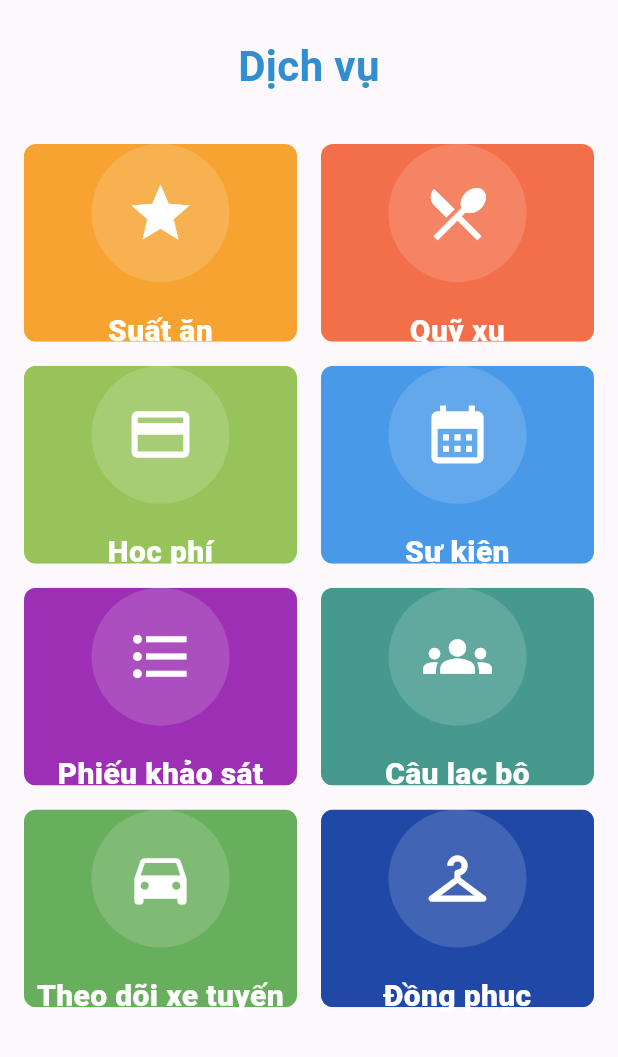
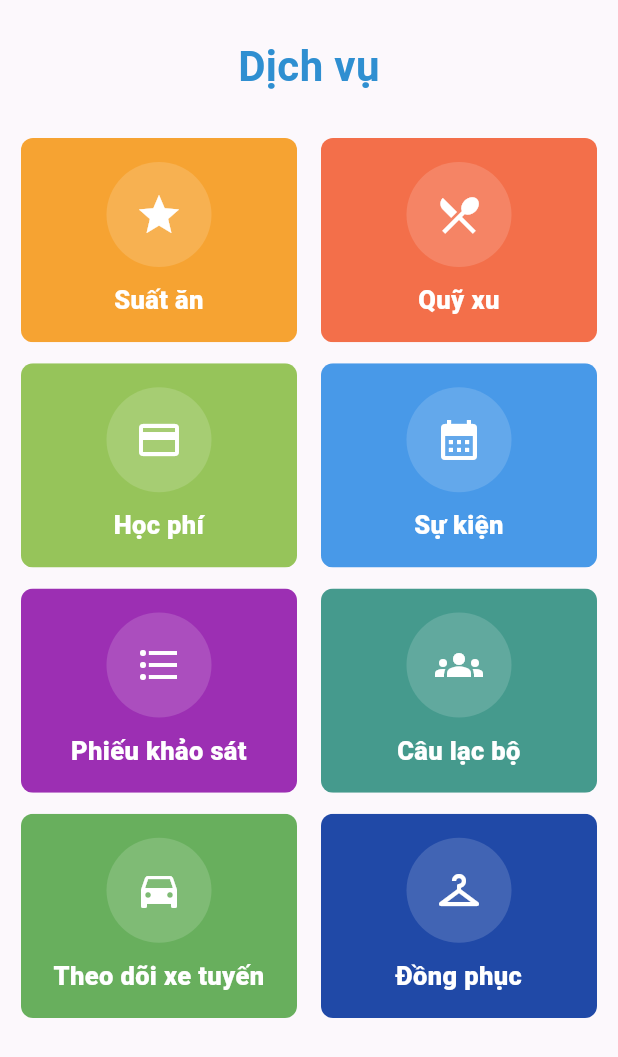
Before and after one commit to ThanhHongA001/Clone_App_MyLTV, a Flutter app: the XmlHomeServicePage screen opened directly, on a phone screen of 412 x 824 dp. Shown: the top 1057 px of the screen. Run offline on Flutter 3.47's test engine with Material 3 defaults, Android fonts, the phone set to English and light mode, and no system bars.

Commit message:
UpDate Project V02

```diff
--- a/lib/ui/item/home/item_home_service_page.dart
+++ b/lib/ui/item/home/item_home_service_page.dart
@@ -26,13 +26,16 @@ class ItemHomeServicePage extends StatelessWidget {
         onTap: onTap,
         child: Ink(
           decoration: AppDecorations.gridCard(backgroundColor),
+          child: Padding(
+            padding: const EdgeInsets.symmetric(horizontal: 8, vertical: 10),
             child: Column(
               mainAxisAlignment: MainAxisAlignment.center,
               children: [
                 giaoDienIcon(),
-              const SizedBox(height: 18),
+                const SizedBox(height: 10),
                 giaoDienTieuDe(),
               ],
+            ),
           ),
         ),
       ),
@@ -44,11 +47,7 @@ class ItemHomeServicePage extends StatelessWidget {
       width: AppDimensions.gridIconCircleSize,
       height: AppDimensions.gridIconCircleSize,
       decoration: AppDecorations.gridIconCircle,
-      child: Icon(
-        icon,
-        size: AppDimensions.iconXL,
-        color: AppColors.textWhite,
-      ),
+      child: Icon(icon, size: AppDimensions.iconL, color: AppColors.textWhite),
     );
   }
 
--- a/lib/ui/xml/home/xml_home_service_page.dart
+++ b/lib/ui/xml/home/xml_home_service_page.dart
@@ -22,10 +22,7 @@ class XmlHomeServicePage extends StatelessWidget {
       backgroundColor: AppColors.background,
       body: SafeArea(
         child: Column(
-          children: [
-            giaoDienTieuDe(),
-            giaoDienDanhSachDichVu(context),
-          ],
+          children: [giaoDienTieuDe(), giaoDienDanhSachDichVu(context)],
         ),
       ),
     );
@@ -48,15 +45,17 @@ class XmlHomeServicePage extends StatelessWidget {
 
   Widget giaoDienDanhSachDichVu(BuildContext context) {
     return Expanded(
-      child: GridView.count(
-        padding: const EdgeInsets.symmetric(
-          horizontal: AppDimensions.paddingL,
-          vertical: AppDimensions.paddingS,
-        ),
+      child: LayoutBuilder(
+        builder: (context, constraints) {
+          final cardWidth = (constraints.maxWidth - 44) / 2;
+          final cardHeight = cardWidth * 0.74;
+
+          return GridView.count(
+            padding: const EdgeInsets.fromLTRB(14, 4, 14, 18),
             crossAxisCount: 2,
-        crossAxisSpacing: AppDimensions.paddingL,
-        mainAxisSpacing: AppDimensions.paddingL,
-        childAspectRatio: 1.38,
+            crossAxisSpacing: 16,
+            mainAxisSpacing: 14,
+            childAspectRatio: cardWidth / cardHeight,
             children: [
               ItemHomeServicePage(
                 icon: Icons.star,
@@ -123,16 +122,13 @@ class XmlHomeServicePage extends StatelessWidget {
                 },
               ),
             ],
+          );
+        },
       ),
     );
   }
 
   void moManHinh(BuildContext context, Widget screen) {
-    Navigator.push(
-      context,
-      MaterialPageRoute(
-        builder: (context) => screen,
-      ),
-    );
+    Navigator.push(context, MaterialPageRoute(builder: (context) => screen));
   }
 }
--- a/lib/values/lib_style.dart
+++ b/lib/values/lib_style.dart
@@ -93,7 +93,7 @@ class AppTextStyles {
 
   // Grid card
   static const TextStyle gridCardTitle = TextStyle(
-    fontSize: 20,
+    fontSize: 17,
     fontWeight: FontWeight.w800,
     color: AppColors.textWhite,
   );
@@ -159,9 +159,9 @@ class AppDimensions {
   static const double loginButtonHeight = 58;
 
   // Grid card
-  static const double gridCardHeight = 132;
+  static const double gridCardHeight = 118;
   static const double gridCardRadius = 8;
-  static const double gridIconCircleSize = 92;
+  static const double gridIconCircleSize = 70;
 
   // Bottom navigation
   static const double bottomNavHeight = 74;
@@ -177,19 +177,13 @@ class AppDecorations {
   static BoxDecoration loginInputActive = BoxDecoration(
     color: AppColors.inputBackground,
     borderRadius: BorderRadius.circular(AppDimensions.radiusM),
-    border: Border.all(
-      color: AppColors.activeBorder,
-      width: 1.7,
-    ),
+    border: Border.all(color: AppColors.activeBorder, width: 1.7),
   );
 
   static BoxDecoration loginInputNormal = BoxDecoration(
     color: AppColors.inputBackground,
     borderRadius: BorderRadius.circular(AppDimensions.radiusM),
-    border: Border.all(
-      color: AppColors.border,
-      width: 1.2,
-    ),
+    border: Border.all(color: AppColors.border, width: 1.2),
   );
 
   static BoxDecoration loginButton = BoxDecoration(
@@ -199,22 +193,13 @@ class AppDecorations {
 
   static BoxDecoration newsCard = const BoxDecoration(
     color: AppColors.white,
-    border: Border(
-      bottom: BorderSide(
-        color: AppColors.divider,
-        width: 1,
-      ),
-    ),
+    border: Border(bottom: BorderSide(color: AppColors.divider, width: 1)),
   );
 
   static BoxDecoration bottomBar = const BoxDecoration(
     color: AppColors.white,
     boxShadow: [
-      BoxShadow(
-        color: AppColors.shadow,
-        blurRadius: 8,
-        offset: Offset(0, -2),
-      ),
+      BoxShadow(color: AppColors.shadow, blurRadius: 8, offset: Offset(0, -2)),
     ],
   );
 
@@ -223,12 +208,7 @@ class AppDecorations {
   );
 
   static BoxDecoration settingDivider = const BoxDecoration(
-    border: Border(
-      bottom: BorderSide(
-        color: AppColors.divider,
-        width: 1,
-      ),
-    ),
+    border: Border(bottom: BorderSide(color: AppColors.divider, width: 1)),
   );
 
   static BoxDecoration gridCard(Color color) {
@@ -269,31 +249,19 @@ class AppInputStyles {
       ),
       enabledBorder: OutlineInputBorder(
         borderRadius: BorderRadius.circular(AppDimensions.radiusM),
-        borderSide: const BorderSide(
-          color: AppColors.border,
-          width: 1.2,
-        ),
+        borderSide: const BorderSide(color: AppColors.border, width: 1.2),
       ),
       focusedBorder: OutlineInputBorder(
         borderRadius: BorderRadius.circular(AppDimensions.radiusM),
-        borderSide: const BorderSide(
-          color: AppColors.activeBorder,
-          width: 1.7,
-        ),
+        borderSide: const BorderSide(color: AppColors.activeBorder, width: 1.7),
       ),
       errorBorder: OutlineInputBorder(
         borderRadius: BorderRadius.circular(AppDimensions.radiusM),
-        borderSide: const BorderSide(
-          color: AppColors.error,
-          width: 1.2,
-        ),
+        borderSide: const BorderSide(color: AppColors.error, width: 1.2),
       ),
       focusedErrorBorder: OutlineInputBorder(
         borderRadius: BorderRadius.circular(AppDimensions.radiusM),
-        borderSide: const BorderSide(
-          color: AppColors.error,
-          width: 1.7,
-        ),
+        borderSide: const BorderSide(color: AppColors.error, width: 1.7),
       ),
     );
   }
```
Also changed, not shown: lib/ui/item/home/item_home_search_page.dart (+9 -16 lines), lib/ui/xml/home/xml_home_search_page.dart (+20 -39 lines), lib/ui/xml/xml_login.dart (+144 -65 lines). Lines whose indentation alone changed are shown as unchanged.
